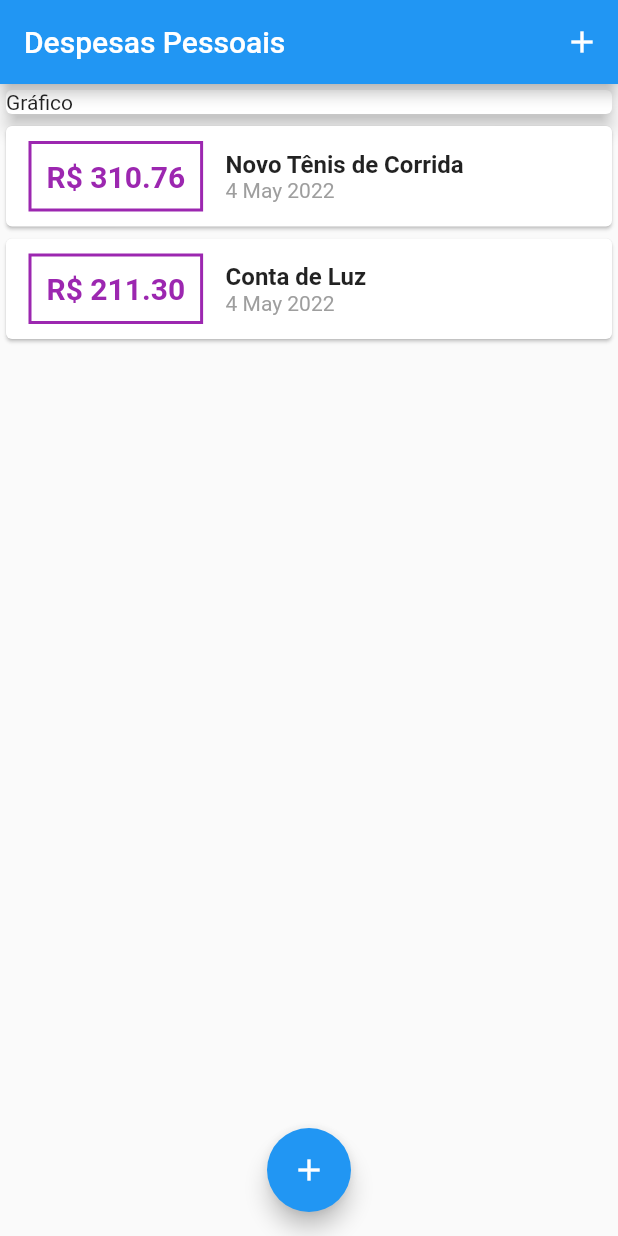
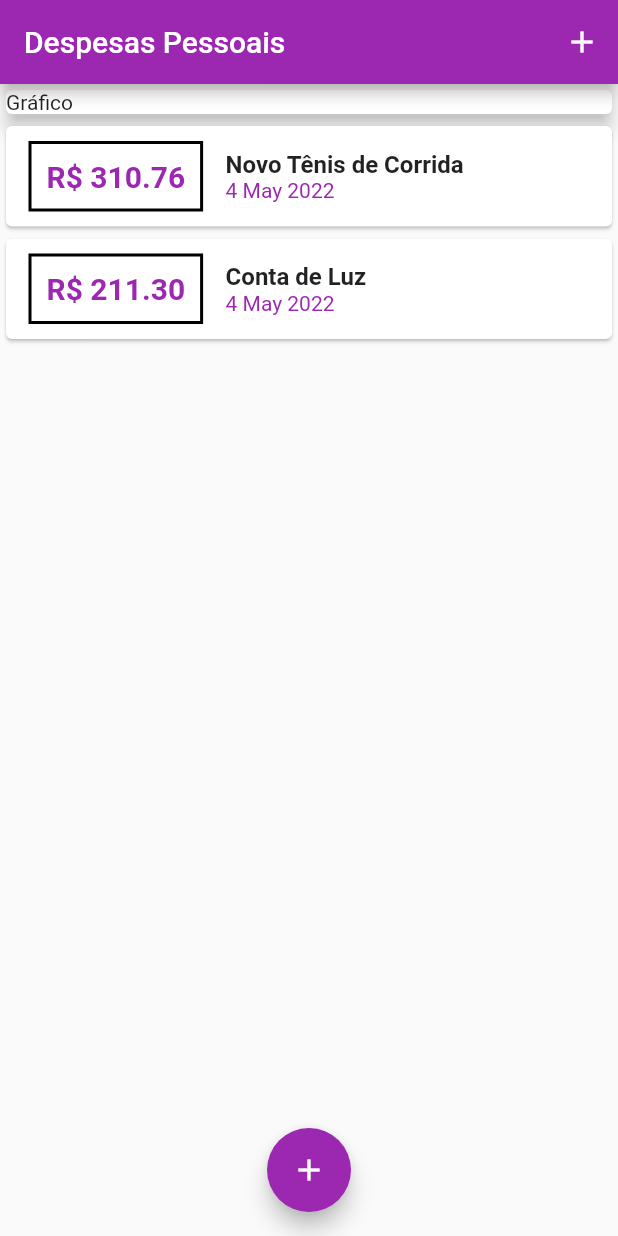
Before and after one commit to wladyband/sistemas_de_despesas, a Flutter app: the screen it shows after launch, on a phone screen of 412 x 824 dp. Run offline on Flutter 3.47's test engine with Material 2 defaults, Android fonts, the phone set to English and light mode, and no system bars.

Commit message:
configurando o tema color do projeto - aula 115

```diff
--- a/lib/components/transaction_list.dart
+++ b/lib/components/transaction_list.dart
@@ -28,12 +28,11 @@ class TransactionList extends StatelessWidget {
                     style: TextStyle(
                         fontWeight: FontWeight.bold,
                         fontSize: 20,
-                        color: Colors.purple
+                        color: Theme.of(context).primaryColor
                     ),
                   ),
                   decoration: BoxDecoration(
                     border: Border.all(
-                        color: Colors.purple,
                         width: 2
                     ),
                   ),
@@ -52,7 +51,7 @@ class TransactionList extends StatelessWidget {
                     Text(
                       DateFormat('d MMM y').format(tr.date),
                       style: TextStyle(
-                          color: Colors.grey
+                          color: Theme.of(context).primaryColor
                       ),
                     ),
                   ],
--- a/lib/main.dart
+++ b/lib/main.dart
@@ -16,7 +16,12 @@ class ExpensesApp extends StatefulWidget {
 class _ExpensesAppState extends State<ExpensesApp> {
   @override
   Widget build(BuildContext context) {
-    return MaterialApp(home: MyHomePage());
+    return MaterialApp(
+        home: MyHomePage(),
+      theme: ThemeData(
+        primarySwatch: Colors.purple
+      ),
+    );
   }
 }
 
```
